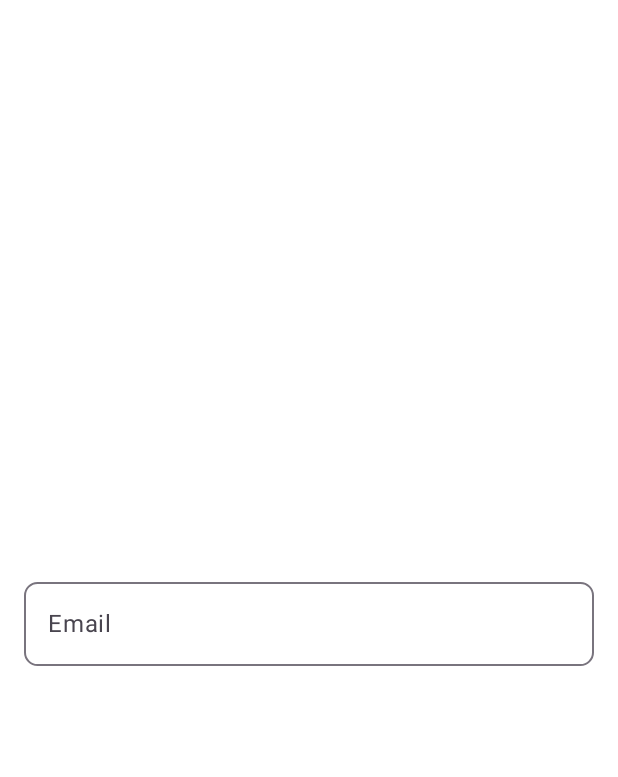
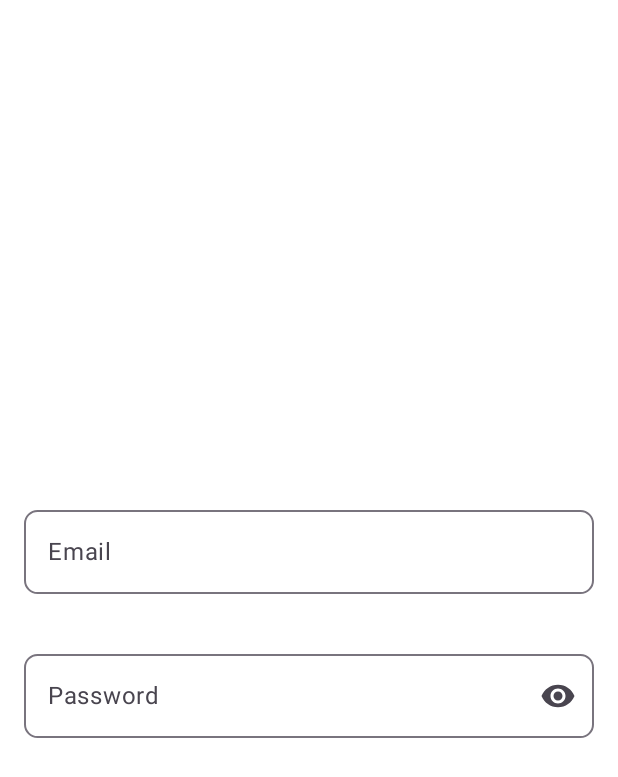
Before and after one commit to bsoc-bitbyte/DigiGate, an Android app built with Jetpack Compose: the @Preview function Preview, on a phone screen of 412 x 824 dp. Shown: the top 777 px of the screen. Run offline under Robolectric (Android 15) with nearby library versions, the phone set to English and light mode, and no system bars.

Commit message:
implement/Feature/TextField

```diff
--- a/app/src/main/java/com/tpc/digigate/ui/components/AppTextField.kt
+++ /dev/null
@@ -1,60 +0,0 @@
-package com.tpc.digigate.ui.components
-import androidx.compose.foundation.layout.Box
-import androidx.compose.foundation.layout.fillMaxSize
-import androidx.compose.foundation.layout.fillMaxWidth
-import androidx.compose.foundation.layout.padding
-import androidx.compose.foundation.shape.RoundedCornerShape
-import androidx.compose.material3.OutlinedTextField
-import androidx.compose.material3.Text
-import androidx.compose.runtime.Composable
-import androidx.compose.runtime.getValue
-import androidx.compose.runtime.mutableStateOf
-import androidx.compose.runtime.saveable.rememberSaveable
-import androidx.compose.runtime.setValue
-import androidx.compose.ui.Alignment
-import androidx.compose.ui.Modifier
-import androidx.compose.ui.text.input.ImeAction
-import androidx.compose.ui.text.input.KeyboardType
-import androidx.compose.ui.tooling.preview.Preview
-import androidx.compose.ui.unit.dp
-@Composable
-fun AppTextField(
-    label: String,
-    value: String,
-    onValueChange: (String) -> Unit,
-    modifier: Modifier = Modifier,
-    placeholder: String = "",
-    errorMessage: String? = null,
-    isSingleLine: Boolean = true,
-    keyboardType: KeyboardType = KeyboardType.Text,
-    imeAction: ImeAction = ImeAction.Done,
-    onImeAction: () -> Unit = {},
-    leadingIcon: (@Composable (() -> Unit))? = null,
-    trailingIcon: (@Composable (() -> Unit))? = null
-){
-
-
-    var email by rememberSaveable {
-        mutableStateOf("")
-    }
-    Box(modifier = Modifier.fillMaxSize(), contentAlignment = Alignment.Center){
-
-        OutlinedTextField(modifier = Modifier.fillMaxWidth().padding(16.dp),shape = RoundedCornerShape(9.dp)
-            ,value = email, onValueChange = {email = it}, label = {
-                Text(text="Email")
-
-            },
-                    singleLine = true
-        )
-
-
-    }
-
-
-
-}
-@Preview(showBackground = true, showSystemUi = true)
-@Composable
-fun Preview(){
-    AppTextField(label = "Email", value = "", onValueChange = {})
-}
--- a/app/src/main/java/com/tpc/digigate/ui/components/AppPasswordField.kt
+++ b/app/src/main/java/com/tpc/digigate/ui/components/TextField.kt
@@ -1,12 +1,14 @@
 package com.tpc.digigate.ui.components
+import androidx.compose.foundation.layout.Arrangement
 import androidx.compose.foundation.layout.Box
+import androidx.compose.foundation.layout.Column
 import androidx.compose.foundation.layout.fillMaxSize
 import androidx.compose.foundation.layout.fillMaxWidth
 import androidx.compose.foundation.layout.padding
+import androidx.compose.material.icons.filled.Visibility
 import androidx.compose.foundation.shape.RoundedCornerShape
 import androidx.compose.foundation.text.KeyboardOptions
 import androidx.compose.material.icons.Icons
-import androidx.compose.material.icons.filled.Visibility
 import androidx.compose.material.icons.filled.VisibilityOff
 import androidx.compose.material3.Icon
 import androidx.compose.material3.IconButton
@@ -17,20 +19,74 @@ import androidx.compose.runtime.getValue
 import androidx.compose.runtime.mutableStateOf
 import androidx.compose.runtime.remember
 import androidx.compose.runtime.setValue
-import androidx.compose.ui.Alignment
 import androidx.compose.ui.Modifier
 import androidx.compose.ui.text.input.KeyboardType
 import androidx.compose.ui.text.input.PasswordVisualTransformation
 import androidx.compose.ui.text.input.VisualTransformation
 import androidx.compose.ui.tooling.preview.Preview
 import androidx.compose.ui.unit.dp
+import androidx.compose.runtime.saveable.rememberSaveable
+import androidx.compose.ui.Alignment
+import androidx.compose.ui.text.input.ImeAction
+@Composable
+fun AppTextField(
+    label: String,
+    value: String,
+    onValueChange: (String) -> Unit,
+    modifier: Modifier = Modifier,
+    placeholder: String = "",
+    errorMessage: String? = null,
+    isSingleLine: Boolean = true,
+    keyboardType: KeyboardType = KeyboardType.Text,
+    imeAction: ImeAction = ImeAction.Done,
+    onImeAction: () -> Unit = {},
+    leadingIcon: (@Composable (() -> Unit))? = null,
+    trailingIcon: (@Composable (() -> Unit))? = null
+){
 
-@Preview(showBackground = true, showSystemUi = true)
+
+    var email by rememberSaveable {
+        mutableStateOf("")
+    }
+    Box(modifier = Modifier, contentAlignment = Alignment.Center){
+
+        OutlinedTextField(modifier = Modifier.fillMaxWidth().padding(16.dp),shape = RoundedCornerShape(9.dp)
+            ,value = email, onValueChange = {email = it}, label = {
+                Text(text="Email")
+
+            },
+                    singleLine = true
+        )
+
+
+    }
+
+
+
+}
+
+
+
+
 @Composable
-fun AppPasswordField() {
+fun AppPasswordField(
+label: String,
+value: String,
+onValueChange: (String) -> Unit,
+modifier: Modifier = Modifier,
+placeholder: String = "",
+errorMessage: String? = null,
+isSingleLine: Boolean = true,
+keyboardType: KeyboardType = KeyboardType.Text,
+imeAction: ImeAction = ImeAction.Done,
+onImeAction: () -> Unit = {},
+isPasswordVisible: Boolean = false,
+onTogglePasswordVisibility: (() -> Unit)? = null,
+leadingIcon: (@Composable (() -> Unit))? = null,
+trailingIcon: (@Composable (() -> Unit))? = null
+) {
     var password by remember { mutableStateOf("") }
     var isPasswordVisible by remember { mutableStateOf(false) }
-    Box(modifier = Modifier.fillMaxSize(),contentAlignment = Alignment.Center){
 
         OutlinedTextField(
             value = password,
@@ -51,5 +107,21 @@ fun AppPasswordField() {
             },
             singleLine = true
         )
+
+}
+
+
+
+
+@Preview(showBackground = true, showSystemUi = true)
+@Composable
+fun Preview(){
+    Column(modifier = Modifier.fillMaxSize(),
+        verticalArrangement = Arrangement.Center,
+        horizontalAlignment = Alignment.CenterHorizontally){
+        AppTextField(label = "Email", value = "", onValueChange = {})
+        AppPasswordField(label = "Password", value = "", onValueChange = {})
+
     }
+
 }
```
Also changed, not shown: app/src/main/java/com/tpc/digigate/MainActivity.kt (+4 -6 lines).
